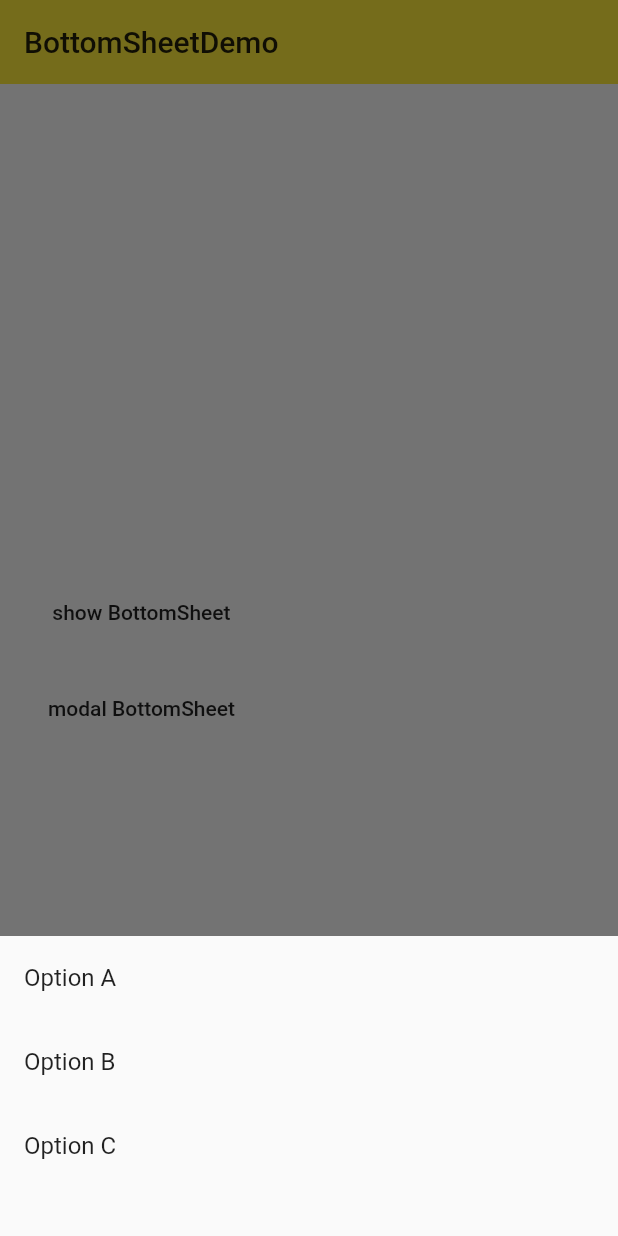
After one commit to maoai-xianyu/flutter_little, a Flutter app: the BottomSheetDemo screen opened directly, after a tap on "show BottomSheet", after a tap on "modal BottomSheet", on a phone screen of 412 x 824 dp. The commit adds this screen. Run offline on Flutter 3.47's test engine with Material 2 defaults, Android fonts, the phone set to English and light mode, and no system bars.

Commit message:
BottomSheet

```diff
--- /dev/null
+++ b/lib/demo/bottom_sheet_demo.dart
@@ -0,0 +1,108 @@
+import 'package:flutter/material.dart';
+import 'package:intl/intl.dart';
+import 'dart:async';
+
+enum Action { Ok, Cancel }
+
+class BottomSheetDemo extends StatefulWidget {
+  @override
+  _BottomSheetDemoState createState() => _BottomSheetDemoState();
+}
+
+// ScaffoldState 上的 bottomSheet
+class _BottomSheetDemoState extends State<BottomSheetDemo> {
+  final _bottomSheetScaffoldKey = GlobalKey<ScaffoldState>();
+
+// showBottomSheet
+  _showBottomSheet() {
+    _bottomSheetScaffoldKey.currentState.showBottomSheet((context) {
+      return BottomAppBar(
+        child: Container(
+          height: 90.0,
+          width: double.infinity,
+          padding: EdgeInsets.all(16.0),
+          child: Row(
+            children: <Widget>[
+              Icon(Icons.pause_circle_outline),
+              SizedBox(
+                width: 16.0,
+              ),
+              Text('01:30 / 03:30'),
+              Expanded(
+                child: Text(
+                  'Fix you - Colplay',
+                  textAlign: TextAlign.end,
+                ),
+              ),
+            ],
+          ),
+        ),
+      );
+    });
+  }
+
+//showModalBottomSheet
+  Future _openModalBottomSheet() async {
+    final modal = await showModalBottomSheet(
+      context: context,
+      builder: (context) {
+        return Container(
+          height: 200.0,
+          child: Column(
+            children: <Widget>[
+              ListTile(
+                title: Text('Option A'),
+                onTap: () {
+                  Navigator.of(context).pop('A');
+                },
+              ),
+              ListTile(
+                title: Text('Option B'),
+                onTap: () {
+                  Navigator.of(context).pop('B');
+                },
+              ),
+              ListTile(
+                title: Text('Option C'),
+                onTap: () {
+                  Navigator.of(context).pop('C');
+                },
+              ),
+            ],
+          ),
+        );
+      },
+    );
+    debugPrint('modal == $modal');
+  }
+
+  @override
+  Widget build(BuildContext context) {
+    return Scaffold(
+      key: _bottomSheetScaffoldKey,
+      appBar: AppBar(
+        title: Text('BottomSheetDemo'),
+        elevation: 0.0,
+      ),
+      body: Container(
+        padding: EdgeInsets.all(16.0),
+        child: Column(
+          mainAxisAlignment: MainAxisAlignment.center,
+          children: <Widget>[
+            FlatButton(
+              child: Text('show BottomSheet'),
+              onPressed: _showBottomSheet,
+            ),
+            SizedBox(
+              height: 16.0,
+            ),
+            FlatButton(
+              child: Text('modal BottomSheet'),
+              onPressed: _openModalBottomSheet,
+            ),
+          ],
+        ),
+      ),
+    );
+  }
+}
--- a/lib/demo/material_components.dart
+++ b/lib/demo/material_components.dart
@@ -10,6 +10,7 @@ import './slider_demo.dart';
 import './datetime_demo.dart';
 import './simpledialog_demo.dart';
 import './alert_dialog_demo.dart';
+import './bottom_sheet_demo.dart';
 
 class MaterialComponents extends StatelessWidget {
   @override
@@ -21,6 +22,10 @@ class MaterialComponents extends StatelessWidget {
       ),
       body: ListView(
         children: <Widget>[
+          ListItem(
+            title: 'BottomSheetDemo',
+            page: BottomSheetDemo(),
+          ),
           ListItem(
             title: 'AlertDialogDemo',
             page: AlertDialogDemo(),
```
Also changed, not shown: 1 other file.
